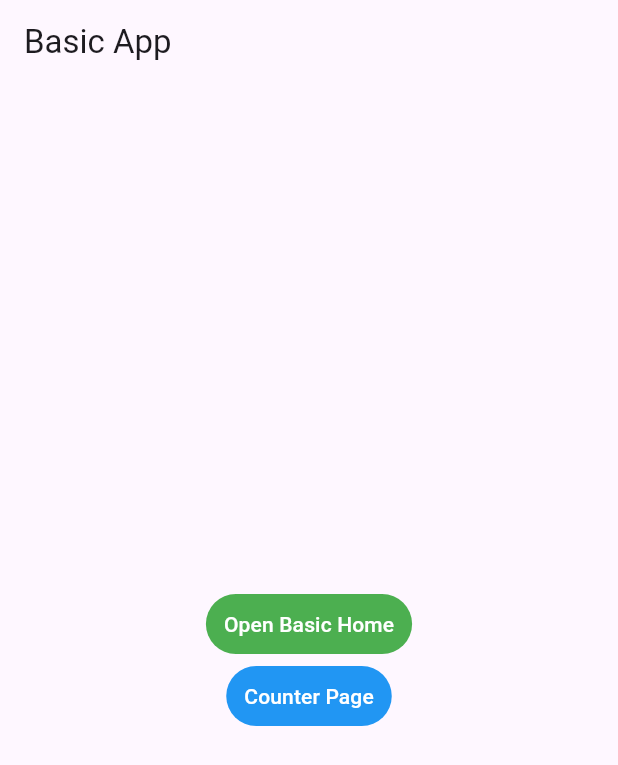
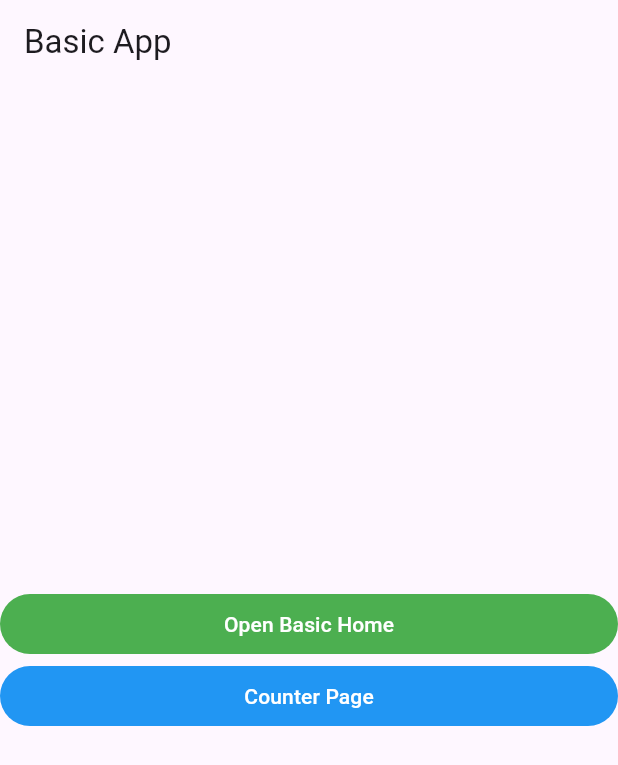
Before and after one commit to LoukasAvgerinos/exercises, a Flutter app: the screen it shows after launch, on a phone screen of 412 x 824 dp. Shown: the top 765 px of the screen. Run offline on Flutter 3.47's test engine with Material 3 defaults, Android fonts, the phone set to English and light mode, and no system bars.

Commit message:
Making Expand the buttons

```diff
--- a/lib/buttons/basic_home_button.dart
+++ b/lib/buttons/basic_home_button.dart
@@ -6,7 +6,11 @@ class BasicHomeButton extends StatelessWidget {
 
   @override
   Widget build(BuildContext context) {
-    return TextButton(
+    return Row(
+      children: [
+        // Expanded widget is used to make the button fill the available space
+        Expanded(
+          child: TextButton(
             style: TextButton.styleFrom(
               foregroundColor: Colors.white,
               backgroundColor: Colors.green,
@@ -18,6 +22,9 @@ class BasicHomeButton extends StatelessWidget {
               );
             },
             child: const Text('Open Basic Home'),
+          ),
+        ),
+      ],
     );
   }
 }
--- a/lib/buttons/counter_button.dart
+++ b/lib/buttons/counter_button.dart
@@ -6,7 +6,11 @@ class CounterButton extends StatelessWidget {
 
   @override
   Widget build(BuildContext context) {
-    return TextButton(
+    return Row(
+      children: [
+        // Expanded widget is used to make the button fill the available space
+        Expanded(
+          child: TextButton(
             style: TextButton.styleFrom(
               foregroundColor: Colors.white,
               backgroundColor: Colors.blue,
@@ -20,6 +24,9 @@ class CounterButton extends StatelessWidget {
               );
             },
             child: const Text('Counter Page'),
+          ),
+        ),
+      ],
     );
   }
 }
```
Lines whose indentation alone changed are shown as unchanged.
